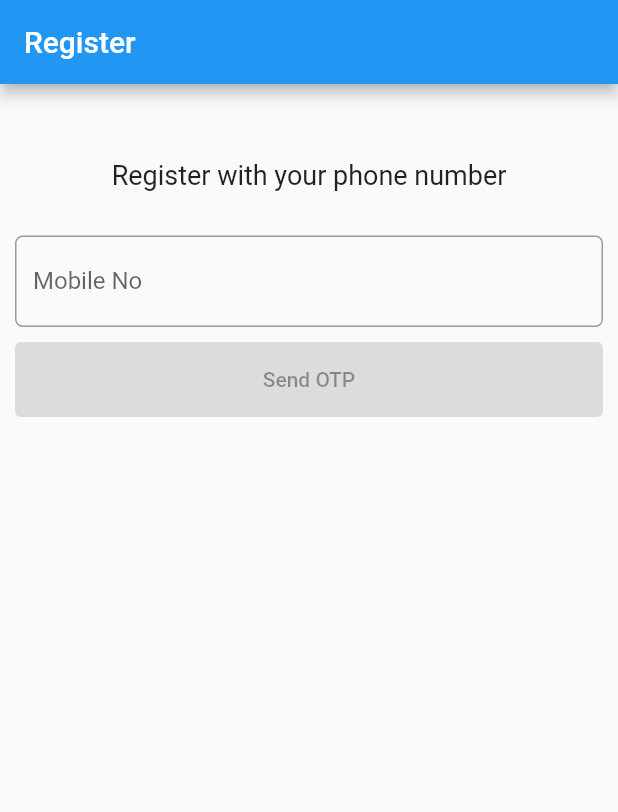
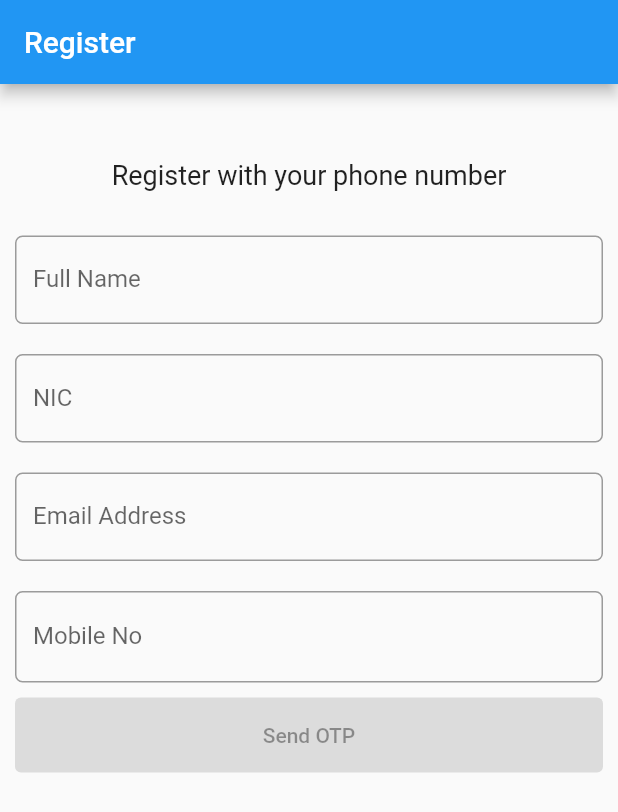
Before and after one commit to assignments-sliit/sriwallet, a Flutter app: the screen it shows after launch, on a phone screen of 412 x 824 dp. Shown: the top 812 px of the screen. Run offline on Flutter 3.47's test engine with Material 2 defaults, Android fonts, the phone set to English and light mode, and no system bars; our stand-ins replace cloud_firestore, firebase_auth, firebase_core, font_awesome_flutter; accounts and stored records are empty.

Commit message:
register and form. sign out and go to register page

```diff
--- a/lib/auth/register.dart
+++ b/lib/auth/register.dart
@@ -1,4 +1,6 @@
+import 'package:cloud_firestore/cloud_firestore.dart';
 import 'package:firebase_auth/firebase_auth.dart';
+import 'package:firebase_core/firebase_core.dart';
 import 'package:flutter/material.dart';
 import 'package:flutter/services.dart';
 import 'package:flutter/src/foundation/key.dart';
@@ -18,12 +20,17 @@ class _RegisterPageState extends State<RegisterPage> {
   bool verificationSent = false;
   bool phoneNumberFilled = false;
 
+  TextEditingController nameController = TextEditingController();
+  TextEditingController nicController = TextEditingController();
+  TextEditingController emailController = TextEditingController();
   TextEditingController phoneNoControlller = TextEditingController();
   TextEditingController codeController = TextEditingController();
 
   bool isOtpFilled = false;
 
   FirebaseAuth auth = FirebaseAuth.instance;
+
+  FirebaseFirestore db = FirebaseFirestore.instance;
 
   String phoneNumber = "";
   String verificationIdReceived = "";
@@ -35,6 +42,8 @@ class _RegisterPageState extends State<RegisterPage> {
         title: const Text("Register"),
       ),
       body: SingleChildScrollView(
+        child: Form(
+          key: _registerPageKey,
           child: Column(
               //  mainAxisAlignment: MainAxisAlignment.center,
               children: [
@@ -43,9 +52,14 @@ class _RegisterPageState extends State<RegisterPage> {
                   // crossAxisAlignment: CrossAxisAlignment.start,
                   children: [
                     registerWithPhoneNoText(),
+
+                    nameInput(),
+                    nicInput(),
+                    emailInput(),
                     phoneNumberInput(),
+                    otpInput(),
                     masterButton(),
-                //  nameInput(),
+
 
                     // const Text("OR"),
                     // const Divider(),
@@ -57,6 +71,7 @@ class _RegisterPageState extends State<RegisterPage> {
                   ],
                 )),
               ]),
+        ),
       ),
     );
   }
@@ -204,15 +219,103 @@ class _RegisterPageState extends State<RegisterPage> {
                 if (!verificationSent) {
                   verifyMobile();
                 } else {
+                  if(_registerPageKey.currentState!.validate()){
                     loginWithMobileNo(context);
+                  }
+
                 }
               },
         child: Text(!verificationSent ? "Send OTP" : "LOGIN"),
       ),
     );
   }
+
+  createUser(){
+    final newUserData = <String,String>{
+      "fullname": nameController.text,
+      "email":emailController.text,
+
+    };
+
+    db.collection("users").add(newUserData).then((DocumentReference doc) => {
+      print(doc.id)
+    });
   }
 
-// Widget nameInput() {
-//   return
-// }
+  Widget nameInput() {
+    return Padding(
+      padding:  const EdgeInsets.only(left: 10, right: 10, bottom: 10, top: 10),
+      child: TextFormField(
+        controller: nameController,
+        decoration: InputDecoration(
+            label: const Text("Full Name"),
+            counterText: "",
+            border: OutlineInputBorder(
+                borderRadius: BorderRadius.circular(5.0),
+                borderSide: BorderSide(color: Theme.of(context).primaryColor))),
+      ),
+    );
+  }
+
+  Widget nicInput() {
+    return Padding(
+      padding: const EdgeInsets.only(left: 10, right: 10, bottom: 10, top: 10),
+      child: TextFormField(
+        controller: nicController,
+        validator: nicValidator,
+      //  onChanged: nicValidator,
+        decoration: InputDecoration(
+            label: const Text("NIC"),
+            counterText: "",
+            border: OutlineInputBorder(
+                borderRadius: BorderRadius.circular(5.0),
+                borderSide: BorderSide(color: Theme.of(context).primaryColor))),
+      ),
+    );
+  }
+
+  Widget emailInput() {
+    return Padding(
+      padding: const EdgeInsets.only(left: 10, right: 10, bottom: 10, top: 10),
+      child: TextFormField(
+        controller: emailController,
+        validator: emailValidator,
+        keyboardType: TextInputType.emailAddress,
+        decoration: InputDecoration(
+            label: const Text("Email Address"),
+            counterText: "",
+            border: OutlineInputBorder(
+                borderRadius: BorderRadius.circular(5.0),
+                borderSide: BorderSide(color: Theme.of(context).primaryColor))),
+      ),
+    );
+  }
+
+  String nicValidator(String? input) {
+    String pattern = r'^([0-9]{9}[x|X|v|V]|[0-9]{12})$)';
+    //regexp obtained from https://www.regextester.com/100137
+    RegExp exp = RegExp(pattern);
+
+    if (exp.hasMatch(input!)) {
+      print(exp.hasMatch(input));
+      return "";
+    } else {
+      return "INVALID NIC";
+    }
+
+    // return exp.hasMatch(input!);
+  }
+
+  String emailValidator(String? input) {
+    String pattern =
+        r'^(([^<>()[\]\\.,;:\s@\"]+(\.[^<>()[\]\\.,;:\s@\"]+)*)|(\".+\"))@((\[[0-9]{1,3}\.[0-9]{1,3}\.[0-9]{1,3}\.[0-9]{1,3}\])|(([a-zA-Z\-0-9]+\.)+[a-zA-Z]{2,}))$';
+    RegExp regex = RegExp(pattern);
+    if (!regex.hasMatch(input!)) {
+      return "INVALID EMAIL";
+    } else {
+      return "";
+    }
+  }
+
+
+}
--- a/pubspec.yaml
+++ b/pubspec.yaml
@@ -37,6 +37,7 @@ dependencies:
   firebase_auth: ^3.7.0
   google_sign_in: ^5.4.1
   firebase_core: ^1.21.1
+  cloud_firestore: ^3.4.8
 
 dev_dependencies:
   flutter_test:
```
Also changed, not shown: lib/ui/home/homepage.dart (+17 -3 lines), lib/auth/createUser.dart (added), pubspec.lock, 1 other file. Lines whose indentation alone changed are shown as unchanged.
